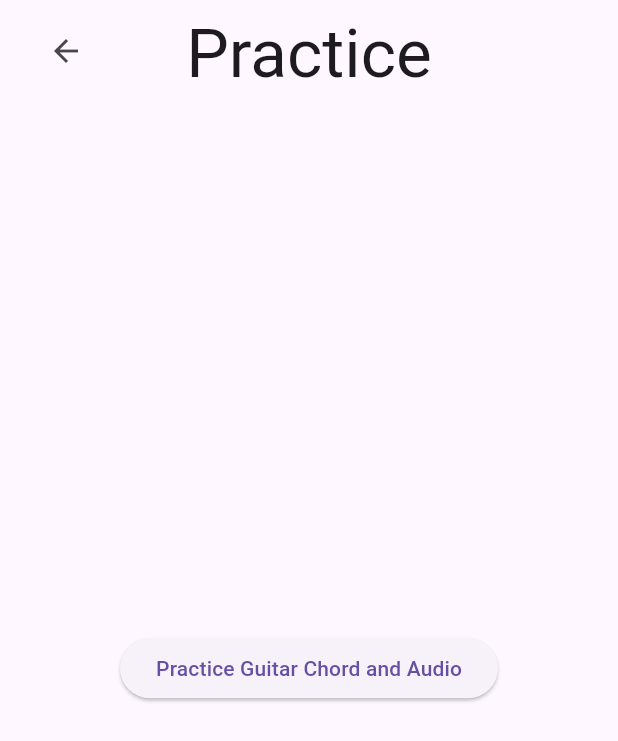
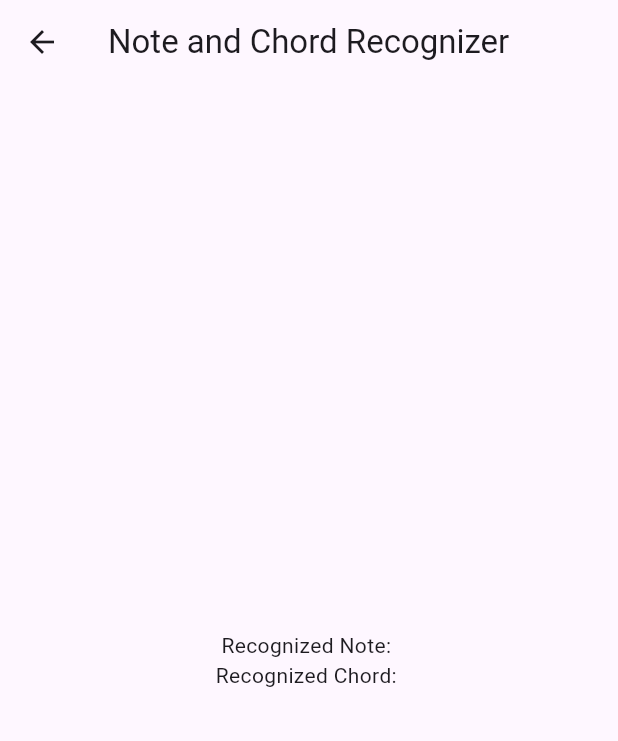
Before and after one commit to Jobrusseldestor/chordefine, a Flutter app: the screen it shows after launch, after a tap on "Practice", on a phone screen of 412 x 824 dp. Shown: the top 741 px of the screen. Run offline on Flutter 3.47's test engine with Material 3 defaults, Android fonts, the phone set to English and light mode, and no system bars; our stand-ins replace audioplayers, get, permission_handler, video_player, wakelock; missing offline and left inert: flutter_audio_capture, flutter_guitar_chord, pitch_detector_dart.

Commit message:
may note pro wala pa chords

```diff
--- a/lib/models/category.dart
+++ b/lib/models/category.dart
@@ -29,7 +29,7 @@ List<Category> categoryList = [
     name: 'Practice',
     noOfCourses: 20,
     thumbnail: 'assets/pics/practice.png',
-    destinationScreen: const CourseScreen2(),
+    destinationScreen: const NoteChordScreen(),
   ),
   Category(
     name: 'Explore',
--- a/lib/screens/course_screen2.dart
+++ b/lib/screens/course_screen2.dart
@@ -1,76 +1,165 @@
+import 'dart:typed_data';
 import 'package:flutter/material.dart';
+import 'package:get/get.dart';
+import 'package:flutter_audio_capture/flutter_audio_capture.dart';
+import 'package:permission_handler/permission_handler.dart';
+import 'package:pitch_detector_dart/pitch_detector.dart';
 import 'package:flutter/services.dart';
 
-class CourseScreen2 extends StatefulWidget {
-  const CourseScreen2({Key? key}) : super(key: key);
+// Note Frequencies
+ var noteFrequencies = {
+  32.7: 'C1', 34.65: '#C1', 36.71: 'D1', 38.89: '#D1', 41.2: 'E1',
+  43.65: 'F1', 46.25: '#F1', 49.0: 'G1', 51.91: '#G1', 55.0: 'A1',
+  58.27: '#A1', 61.74: 'B1', 65.41: 'C2', 69.3: '#C2', 73.42: 'D2',
+  77.78: '#D2', 82.41: 'E2', 87.31: 'F2', 92.5: '#F2', 98.0: 'G2',
+  103.83: '#G2', 110.0: 'A2', 116.54: '#A2', 123.47: 'B2', 130.81: 'C3',
+  138.59: '#C3', 146.83: 'D3', 155.56: '#D3', 164.81: 'E3', 174.61: 'F3',
+  185.0: '#F3', 196.0: 'G3', 207.65: '#G3', 220.0: 'A3', 233.08: '#A3',
+  246.94: 'B3', 261.63: 'C4', 277.18: '#C4', 293.66: 'D4', 311.13: '#D4',
+  329.63: 'E4', 349.23: 'F4', 369.99: '#F4', 392.0: 'G4', 415.3: '#G4',
+  440.0: 'A4', 466.16: '#A4', 493.88: 'B4', 523.25: 'C5', 554.37: '#C5',
+  587.33: 'D5', 622.25: '#D5', 659.25: 'E5', 698.46: 'F5', 739.99: '#F5',
+  783.99: 'G5', 830.61: '#G5', 880.0: 'A5', 932.33: '#A5', 987.77: 'B5',
+  1046.5: 'C6', 1108.73: '#C6', 1174.66: 'D6', 1244.51: '#D6', 1318.51: 'E6',
+  1396.91: 'F6', 1479.98: '#F6', 1567.98: 'G6', 1661.22: '#G6', 1760.0: 'A6',
+  1864.66: '#A6', 1975.53: 'B6', 2093.0: 'C7',
+};
+
+// Chord Templates
+var chordTemplate = {
+  'C': [1, 0, 0, 0, 1, 0, 0, 1, 0, 0, 0, 0],
+  'Cm': [1, 0, 0, 1, 1, 0, 0, 0, 0, 0, 0, 0],
+  'C#': [0, 1, 0, 1, 0, 1, 0, 0, 0, 0, 0, 0],
+  'D': [0, 0, 1, 0, 0, 0, 1, 0, 0, 1, 0, 0],
+  'Dm': [0, 0, 1, 0, 0, 1, 0, 0, 0, 1, 0, 0],
+  'D#': [0, 0, 0, 1, 0, 1, 0, 1, 0, 0, 0, 0],
+  'E': [0, 0, 0, 0, 1, 0, 0, 0, 1, 0, 0, 1],
+  'Em': [0, 0, 0, 0, 1, 0, 0, 1, 0, 0, 0, 1],
+  'F': [1, 0, 0, 0, 0, 1, 0, 0, 0, 1, 0, 0],
+  'F#': [0, 0, 0, 0, 0, 0, 1, 0, 1, 0, 1, 0],
+  'Fm': [1, 0, 0, 0, 0, 1, 0, 0, 1, 0, 0, 0],
+  'G': [0, 0, 1, 0, 0, 0, 0, 1, 0, 0, 0, 1],
+  'Gm': [0, 0, 1, 0, 0, 0, 0, 1, 0, 0, 1, 0],
+  'G#': [1, 0, 0, 0, 0, 0, 0, 0, 1, 0, 1, 0],
+  'A': [0, 1, 0, 0, 1, 0, 0, 0, 0, 1, 0, 0],
+  'Am': [1, 0, 0, 0, 1, 0, 0, 0, 0, 1, 0, 0],
+  'A#': [1, 0, 1, 0, 0, 0, 0, 0, 0, 0, 1, 0],
+  'B': [0, 0, 0, 1, 0, 0, 1, 0, 0, 0, 0, 1],
+  'Bbm': [0, 1, 0, 0, 0, 1, 0, 0, 0, 0, 1, 0],
+  'NC': [1, 1, 1, 1, 1, 1, 1, 1, 1, 1, 1, 1],
+};
+
+// Controller for Pitch Detection
+class NoteChordController extends GetxController {
+  final _audioRecorder = FlutterAudioCapture();
+  final pitchDetectorDart = PitchDetector(44100, 2000);
+
+  var hasAudioPermission = false.obs;
+  var currentPitch = 0.0.obs;
+  var recognizedNote = ''.obs;
+  var recognizedChord = ''.obs;
 
   @override
-  _CourseScreen2State createState() => _CourseScreen2State();
+  void onInit() {
+    super.onInit();
+    recordPerm();
+  }
+
+  recordPerm() async {
+    if (await Permission.microphone.request().isGranted) {
+      hasAudioPermission.value = true;
+      startCapture();
+    }
+  }
+
+  Future<void> startCapture() async {
+    await _audioRecorder.start(listener, error, sampleRate: 44100, bufferSize: 3000);
+  }
+
+  void listener(dynamic obj) {
+    var buffer = Float64List.fromList(obj.cast<double>());
+    final List<double> audioSample = buffer.toList();
+    final result = pitchDetectorDart.getPitch(audioSample);
+
+    if (result.pitched) {
+      currentPitch.value = result.pitch;
+      recognizeNoteAndChord();
+    }
+  }
+
+void recognizeNoteAndChord() {
+  // Recognize the note
+  recognizedNote.value = noteFrequencies.entries
+      .firstWhere(
+        (entry) => (currentPitch.value - entry.key).abs() < 1,
+        orElse: () => MapEntry(0.0, ''),
+      )
+      .value;
+
+  // Collect recognized notes
+  List<String> recognizedNotes = noteFrequencies.keys
+      .where((freq) => (currentPitch.value - freq).abs() < 1)
+      .map((freq) => noteFrequencies[freq]!)
+      .toList();
+
+  // Only proceed if we have enough notes for chord recognition
+  if (recognizedNotes.length >= 3) {
+    recognizedChord.value = identifyChord(recognizedNotes);
+  } else {
+    recognizedChord.value = 'Not enough notes for chord recognition';
+  }
 }
 
-class _CourseScreen2State extends State<CourseScreen2> {
+String identifyChord(List<String> notes) {
+  // Create a set of unique recognized notes
+  Set<String> uniqueNotes = notes.toSet();
+
+  for (var entry in chordTemplate.entries) {
+    // Get the notes for the current chord template
+    List<String> chordNotes = [];
+    for (int i = 0; i < entry.value.length; i++) {
+      if (entry.value[i] == 1) {
+        chordNotes.add(noteFrequencies[noteFrequencies.keys.elementAt(i)]!);
+      }
+    }
+
+    // Check if the recognized notes contain the chord notes
+    if (uniqueNotes.intersection(chordNotes.toSet()).length >= 3) {
+      return entry.key;  // Return the recognized chord
+    }
+  }
+  return 'No chord recognized';
+}
+
+  void error(Object e) {
+    // Handle error
+  }
+}
+
+// Note and Chord Recognition Screen
+class NoteChordScreen extends StatelessWidget {
+  const NoteChordScreen({super.key});
+
   @override
   Widget build(BuildContext context) {
-    return AnnotatedRegion<SystemUiOverlayStyle>(
-      value: SystemUiOverlayStyle.dark,
-      child: Scaffold(
-        body: SafeArea(
-          bottom: false,
-          child: Padding(
-            padding: const EdgeInsets.symmetric(horizontal: 20.0, vertical: 10),
-            child: Column(
-              crossAxisAlignment: CrossAxisAlignment.start,
+    final controller = Get.put(NoteChordController());
+
+    return Scaffold(
+      appBar: AppBar(title: const Text('Note and Chord Recognizer')),
+      body: SafeArea(
+        child: Center(
+          child: Obx(() {
+            if (!controller.hasAudioPermission.value) {
+              return const Text("No audio permission provided");
+            }
+            return Column(
+              mainAxisAlignment: MainAxisAlignment.center,
               children: [
-                IntrinsicHeight(
-                  child: Stack(
-                    children: [
-                      Align(
-                        child: Text(
-                          'Practice', // The text that will be shown
-                          style: Theme.of(context).textTheme.displayMedium,
-                        ),
-                      ),
-                      Positioned(
-                        left: 0,
-                        child: IconButton(
-                          icon: const Icon(Icons.arrow_back),
-                          onPressed: () => Navigator.pop(context), // Pops the screen when back arrow is pressed
-                        ),
-                      ),
-                    ],
-                  ),
-                ),
-                const SizedBox(height: 15),
-                Expanded(
-                  child: Center(
-                    child: ElevatedButton(
-                      onPressed: () {
-                        // This will show a basic text pop-up when the button is clicked
-                        showDialog(
-                          context: context,
-                          builder: (BuildContext context) {
-                            return AlertDialog(
-                              title: const Text("Practice"),
-                              content: const Text("This is the Practice screen!"),
-                              actions: [
-                                TextButton(
-                                  child: const Text("Close"),
-                                  onPressed: () {
-                                    Navigator.of(context).pop(); // Closes the dialog
-                                  },
-                                ),
-                              ],
-                            );
-                          },
-                        );
-                      },
-                      child: const Text('Practice Guitar Chord and Audio'),
-                    ),
-                  ),
-                ),
+                Text("Recognized Note: ${controller.recognizedNote.value}"),
+                Text("Recognized Chord: ${controller.recognizedChord.value}"),
               ],
-            ),
-          ),
+            );
+          }),
         ),
       ),
     );
```
